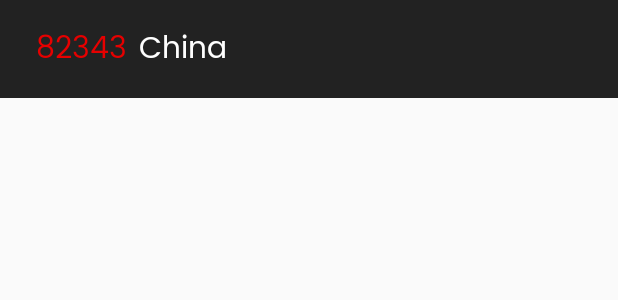
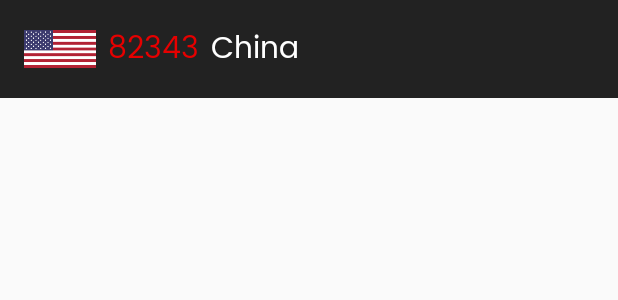
Before and after one commit to TawhidHassan/coronax, an Android app: the layout item_list_covid_country.xml on its own in the app's theme, with its tools: preview values and no code run, on a phone screen of 412 x 824 dp. Shown: the top 300 px of the screen. Run offline under Robolectric (Android 15) with nearby library versions, the phone set to English and light mode, and no system bars; network calls fail.

Commit message:
set flag on country fragment use glide

```diff
--- a/app/build.gradle
+++ b/app/build.gradle
@@ -38,4 +38,8 @@ dependencies {
     androidTestImplementation 'androidx.test.espresso:espresso-core:3.2.0'
 
     implementation 'com.android.volley:volley:1.1.1'
+
+    // Glide library for image
+    implementation 'com.github.bumptech.glide:glide:4.11.0'
+    annotationProcessor 'com.github.bumptech.glide:compiler:4.11.0'
 }
--- a/app/src/main/res/layout/item_list_covid_country.xml
+++ b/app/src/main/res/layout/item_list_covid_country.xml
@@ -13,12 +13,12 @@
         android:layout_height="wrap_content"
         android:orientation="horizontal">
 
-<!--        <ImageView-->
-<!--            android:id="@+id/imgCountryFlag"-->
-<!--            tools:src="@drawable/us"-->
-<!--            android:layout_width="48dp"-->
-<!--            android:layout_height="32dp"-->
-<!--            android:layout_gravity="center_vertical" />-->
+        <ImageView
+            android:id="@+id/imgCountryFlag"
+            tools:src="@drawable/us"
+            android:layout_width="48dp"
+            android:layout_height="32dp"
+            android:layout_gravity="center_vertical" />
 
         <TextView
             android:id="@+id/tvTotalCases"
--- a/build.gradle
+++ b/build.gradle
@@ -5,7 +5,7 @@ buildscript {
     repositories {
         google()
         jcenter()
-
+        mavenCentral();
     }
     dependencies {
         classpath 'com.android.tools.build:gradle:3.6.2'
```
Also changed, not shown: app/src/main/java/com/example/coronax/CovidCountry.java (+9 -3 lines), app/src/main/java/com/example/coronax/CovidCountryAdapter.java (+15 -3 lines), app/src/main/java/com/example/coronax/ui/country/CountryFragment.java (+7 -2 lines).
